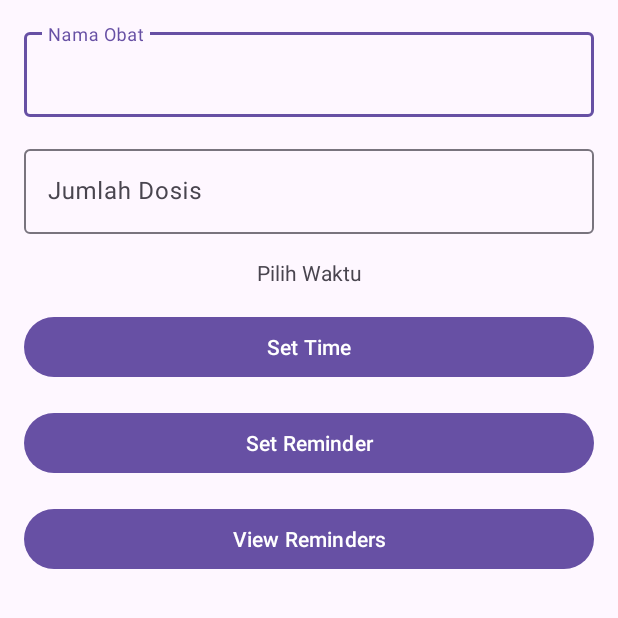
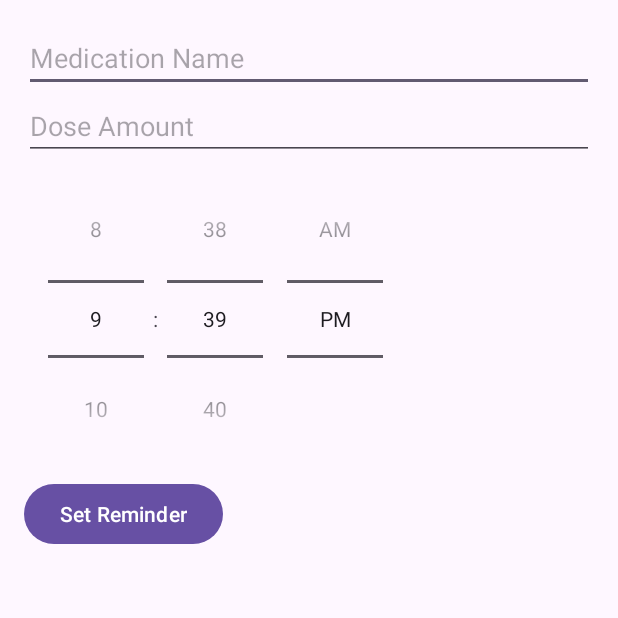
Before and after one commit to abijr130904/MedicationReminder, an Android app: the screen it shows after launch (MainActivity), on a phone screen of 412 x 824 dp, the top half of it. Run offline under Robolectric (Android 15) with nearby library versions, the phone set to English and light mode, and no system bars.

Commit message:
dalate : menggunakan dua layout

```diff
--- a/app/src/main/java/com/example/medicationreminder/MainActivity.kt
+++ b/app/src/main/java/com/example/medicationreminder/MainActivity.kt
@@ -2,95 +2,94 @@ package com.example.medicationreminder
 
 import android.app.AlarmManager
 import android.app.PendingIntent
-import android.app.TimePickerDialog
 import android.content.Context
 import android.content.Intent
 import android.content.SharedPreferences
 import android.os.Bundle
-import android.util.Log
-import android.widget.Button
-import android.widget.EditText
-import android.widget.TextView
-import android.widget.Toast
+import android.view.View
+import android.widget.*
 import androidx.appcompat.app.AppCompatActivity
-import java.util.Calendar
+import java.util.*
 
 class MainActivity : AppCompatActivity() {
 
-    private lateinit var timeDisplay: TextView
-    private var selectedHour = 9
-    private var selectedMinute = 0
+    private lateinit var sharedPreferences: SharedPreferences
+    private lateinit var remindersListView: ListView
+    private lateinit var medicationName: EditText
+    private lateinit var doseAmount: EditText
+    private lateinit var timePicker: TimePicker
+    private lateinit var adapter: ArrayAdapter<String>
+    private lateinit var remindersList: MutableList<String>
 
     override fun onCreate(savedInstanceState: Bundle?) {
         super.onCreate(savedInstanceState)
         setContentView(R.layout.activity_main)
 
-        val medicationName = findViewById<EditText>(R.id.medicationName)
-        val doseAmount = findViewById<EditText>(R.id.doseAmount)
-        timeDisplay = findViewById(R.id.timeDisplay)
-        val setTimeButton = findViewById<Button>(R.id.setTimeButton)
-        val setReminderButton = findViewById<Button>(R.id.setReminderButton)
-        val viewRemindersButton = findViewById<Button>(R.id.viewRemindersButton)
+        sharedPreferences = getSharedPreferences("MedicationReminders", Context.MODE_PRIVATE)
+        remindersListView = findViewById(R.id.remindersListView)
+        medicationName = findViewById(R.id.medicationName)
+        doseAmount = findViewById(R.id.doseAmount)
+        timePicker = findViewById(R.id.timePicker)
+        remindersList = sharedPreferences.all.keys.toMutableList()
 
-        setTimeButton.setOnClickListener {
-            showTimePickerDialog()
+        adapter = ArrayAdapter(this, android.R.layout.simple_list_item_1, remindersList)
+        remindersListView.adapter = adapter
+
+        findViewById<Button>(R.id.setReminderButton).setOnClickListener {
+            addReminder()
         }
 
-        setReminderButton.setOnClickListener {
-            val name = medicationName.text.toString()
-            val dose = doseAmount.text.toString()
-
-            if (name.isNotEmpty() && dose.isNotEmpty()) {
-                setReminder(name, dose)
-                Toast.makeText(this, "Reminder set for $name at $selectedHour:$selectedMinute", Toast.LENGTH_SHORT).show()
-            } else {
-                Toast.makeText(this, "Please enter medication name and dose", Toast.LENGTH_SHORT).show()
-            }
-        }
-
-        viewRemindersButton.setOnClickListener {
-            val intent = Intent(this, ViewRemindersActivity::class.java)
-            startActivity(intent)
+        remindersListView.setOnItemClickListener { _, _, position, _ ->
+            removeReminder(position)
         }
     }
 
-    private fun showTimePickerDialog() {
-        val timePickerDialog = TimePickerDialog(this, { _, hourOfDay, minute ->
-            selectedHour = hourOfDay
-            selectedMinute = minute
-            timeDisplay.text = String.format("%02d:%02d", selectedHour, selectedMinute)
-        }, selectedHour, selectedMinute, true)
-        timePickerDialog.show()
+    private fun addReminder() {
+        val name = medicationName.text.toString()
+        val dose = doseAmount.text.toString()
+        val hour = timePicker.hour
+        val minute = timePicker.minute
+
+        if (name.isNotBlank() && dose.isNotBlank()) {
+            val reminder = "$name - $dose at $hour:$minute"
+            remindersList.add(reminder)
+
+            val editor = sharedPreferences.edit()
+            editor.putString(reminder, "$name-$dose-$hour-$minute")
+            editor.apply()
+
+            adapter.notifyDataSetChanged()
+
+            setAlarm(name, dose, hour, minute)
+            medicationName.text.clear()
+            doseAmount.text.clear()
+        }
     }
 
-    private fun setReminder(name: String, dose: String) {
+    private fun removeReminder(position: Int) {
+        val reminder = remindersList[position]
+        val editor = sharedPreferences.edit()
+        editor.remove(reminder)
+        editor.apply()
+
+        remindersList.removeAt(position)
+        adapter.notifyDataSetChanged()
+    }
+
+    private fun setAlarm(name: String, dose: String, hour: Int, minute: Int) {
         val alarmManager = getSystemService(Context.ALARM_SERVICE) as AlarmManager
         val intent = Intent(this, ReminderReceiver::class.java).apply {
             putExtra("medication_name", name)
             putExtra("dose_amount", dose)
-            putExtra("hour", selectedHour)
-            putExtra("minute", selectedMinute)
         }
         val pendingIntent = PendingIntent.getBroadcast(this, 0, intent, PendingIntent.FLAG_UPDATE_CURRENT)
 
         val calendar = Calendar.getInstance().apply {
-            set(Calendar.HOUR_OF_DAY, selectedHour)
-            set(Calendar.MINUTE, selectedMinute)
+            set(Calendar.HOUR_OF_DAY, hour)
+            set(Calendar.MINUTE, minute)
             set(Calendar.SECOND, 0)
         }
 
         alarmManager.setExact(AlarmManager.RTC_WAKEUP, calendar.timeInMillis, pendingIntent)
-
-        saveReminder(name, dose, selectedHour, selectedMinute)
-    }
-
-    private fun saveReminder(name: String, dose: String, hour: Int, minute: Int) {
-        val sharedPreferences: SharedPreferences = getSharedPreferences("MedicationReminders", Context.MODE_PRIVATE)
-        val editor = sharedPreferences.edit()
-        val key = "${name}_${hour}_${minute}"
-        editor.putString(key, dose)
-        editor.putInt("${name}_${hour}_${minute}_hour", hour)
-        editor.putInt("${name}_${hour}_${minute}_minute", minute)
-        editor.apply()
     }
 }
--- a/app/src/main/res/layout/activity_main.xml
+++ b/app/src/main/res/layout/activity_main.xml
@@ -1,80 +1,37 @@
-<?xml version="1.0" encoding="utf-8"?>
-<androidx.constraintlayout.widget.ConstraintLayout xmlns:android="http://schemas.android.com/apk/res/android"
-    xmlns:app="http://schemas.android.com/apk/res-auto"
-    xmlns:tools="http://schemas.android.com/tools"
+<LinearLayout xmlns:android="http://schemas.android.com/apk/res/android"
     android:layout_width="match_parent"
     android:layout_height="match_parent"
+    android:orientation="vertical"
     android:padding="16dp">
 
-    <com.google.android.material.textfield.TextInputLayout
-        android:id="@+id/medicationNameLayout"
-        android:layout_width="0dp"
+    <EditText
+        android:id="@+id/medicationName"
+        android:layout_width="match_parent"
         android:layout_height="wrap_content"
-        app:layout_constraintTop_toTopOf="parent"
-        app:layout_constraintStart_toStartOf="parent"
-        app:layout_constraintEnd_toEndOf="parent">
+        android:hint="Medication Name" />
 
-        <com.google.android.material.textfield.TextInputEditText
-            android:id="@+id/medicationName"
-            android:layout_width="match_parent"
-            android:layout_height="wrap_content"
-            android:hint="Nama Obat" />
-    </com.google.android.material.textfield.TextInputLayout>
+    <EditText
+        android:id="@+id/doseAmount"
+        android:layout_width="match_parent"
+        android:layout_height="wrap_content"
+        android:hint="Dose Amount" />
 
-    <com.google.android.material.textfield.TextInputLayout
-        android:id="@+id/doseAmountLayout"
-        android:layout_width="0dp"
-        android:layout_height="wrap_content"
-        app:layout_constraintTop_toBottomOf="@id/medicationNameLayout"
-        app:layout_constraintStart_toStartOf="parent"
-        app:layout_constraintEnd_toEndOf="parent"
-        android:layout_marginTop="16dp">
-
-        <com.google.android.material.textfield.TextInputEditText
-            android:id="@+id/doseAmount"
-            android:layout_width="match_parent"
-            android:layout_height="wrap_content"
-            android:hint="Jumlah Dosis" />
-    </com.google.android.material.textfield.TextInputLayout>
-
-    <TextView
-        android:id="@+id/timeDisplay"
+    <TimePicker
+        android:id="@+id/timePicker"
         android:layout_width="wrap_content"
         android:layout_height="wrap_content"
-        android:text="Pilih Waktu"
-        app:layout_constraintTop_toBottomOf="@id/doseAmountLayout"
-        app:layout_constraintStart_toStartOf="parent"
-        app:layout_constraintEnd_toEndOf="parent"
-        android:layout_marginTop="16dp" />
-
-    <Button
-        android:id="@+id/setTimeButton"
-        android:layout_width="0dp"
-        android:layout_height="wrap_content"
-        android:text="Set Time"
-        app:layout_constraintTop_toBottomOf="@id/timeDisplay"
-        app:layout_constraintStart_toStartOf="parent"
-        app:layout_constraintEnd_toEndOf="parent"
-        android:layout_marginTop="16dp" />
+        android:timePickerMode="spinner" />
 
     <Button
         android:id="@+id/setReminderButton"
-        android:layout_width="0dp"
+        android:layout_width="wrap_content"
         android:layout_height="wrap_content"
-        android:text="Set Reminder"
-        app:layout_constraintTop_toBottomOf="@id/setTimeButton"
-        app:layout_constraintStart_toStartOf="parent"
-        app:layout_constraintEnd_toEndOf="parent"
+        android:text="Set Reminder" />
+
+    <ListView
+        android:id="@+id/remindersListView"
+        android:layout_width="match_parent"
+        android:layout_height="wrap_content"
         android:layout_marginTop="16dp" />
 
-    <Button
-        android:id="@+id/viewRemindersButton"
-        android:layout_width="0dp"
-        android:layout_height="wrap_content"
-        android:text="View Reminders"
-        app:layout_constraintTop_toBottomOf="@id/setReminderButton"
-        app:layout_constraintStart_toStartOf="parent"
-        app:layout_constraintEnd_toEndOf="parent"
-        android:layout_marginTop="16dp" />
-
-</androidx.constraintlayout.widget.ConstraintLayout>
+</LinearLayout>
--- a/app/src/main/res/values/colors.xml
+++ b/app/src/main/res/values/colors.xml
@@ -2,4 +2,8 @@
 <resources>
     <color name="black">#FF000000</color>
     <color name="white">#FFFFFFFF</color>
+    <color name="discordgreen">#57F287</color>
+    <color name="red">#ED1C24</color>
+    <color name="pictonblue">#45B1E8</color>
+
 </resources>
```
Also changed, not shown: app/src/main/AndroidManifest.xml (+18 -15 lines), app/src/main/java/com/example/medicationreminder/ReminderReceiver.kt (+1 -9 lines), app/src/main/java/com/example/medicationreminder/RemindersActivity.kt (deleted, +0 -93 lines), app/src/main/java/com/example/medicationreminder/ViewRemindersActivity.kt (deleted, +0 -68 lines), app/src/main/res/layout/activity_reminder_receiver.xml (added, +10 -0 lines), app/src/main/res/layout/activity_reminders.xml (deleted, +0 -23 lines), app/src/main/res/layout/activity_view_reminders.xml (deleted, +0 -25 lines), app/src/main/res/layout/list_item_reminder.xml (deleted, +0 -22 lines).
